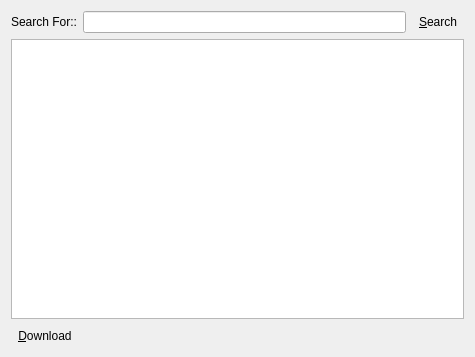
Before: the Qt Designer form ui/searchdialog.ui in shaan7/Kapotah, drawn with Qt 5.
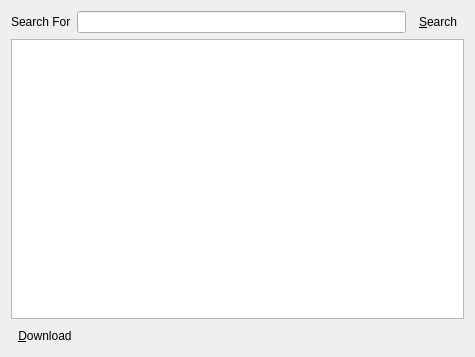
After: the same form once the commit is applied.

The edit to the form file:
```diff
--- a/ui/searchdialog.ui
+++ b/ui/searchdialog.ui
@@ -15,13 +15,11 @@
   </property>
   <layout class="QGridLayout" name="gridLayout">
    <item row="0" column="0">
-    <layout class="QVBoxLayout" name="verticalLayout">
-     <item>
       <layout class="QHBoxLayout" name="horizontalLayout">
        <item>
         <widget class="QLabel" name="label">
          <property name="text">
-          <string>Search For::</string>
+        <string>Search For</string>
          </property>
         </widget>
        </item>
@@ -58,8 +56,6 @@
       </widget>
      </item>
     </layout>
-   </item>
-  </layout>
  </widget>
  <resources/>
  <connections/>
```
Left out of the diff: 20 changed lines with no effect on the pictures. Lines whose indentation alone changed are shown as unchanged.
